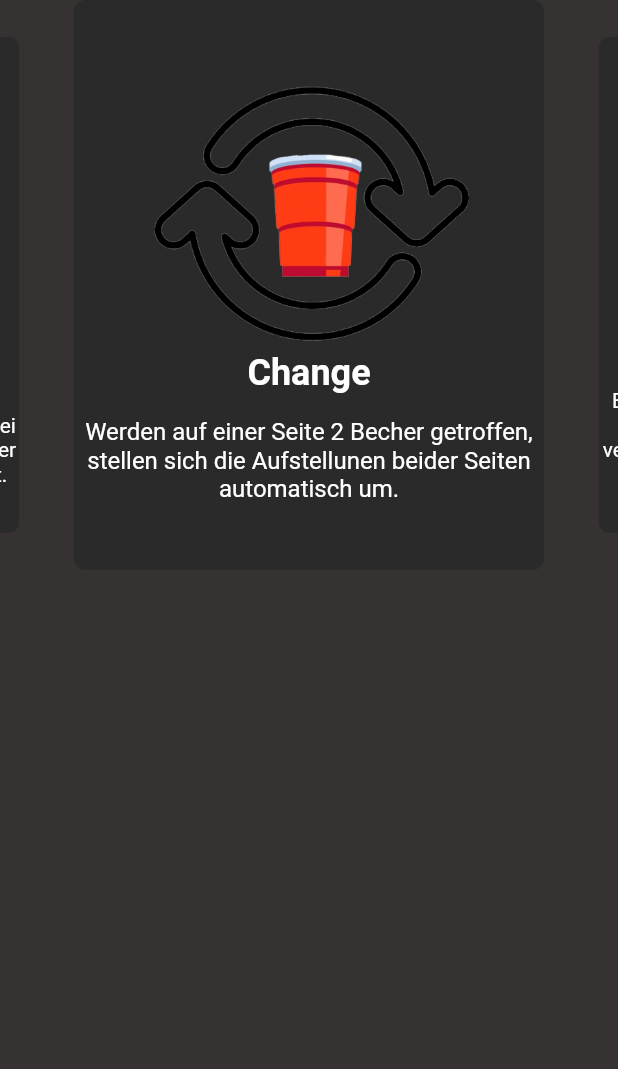
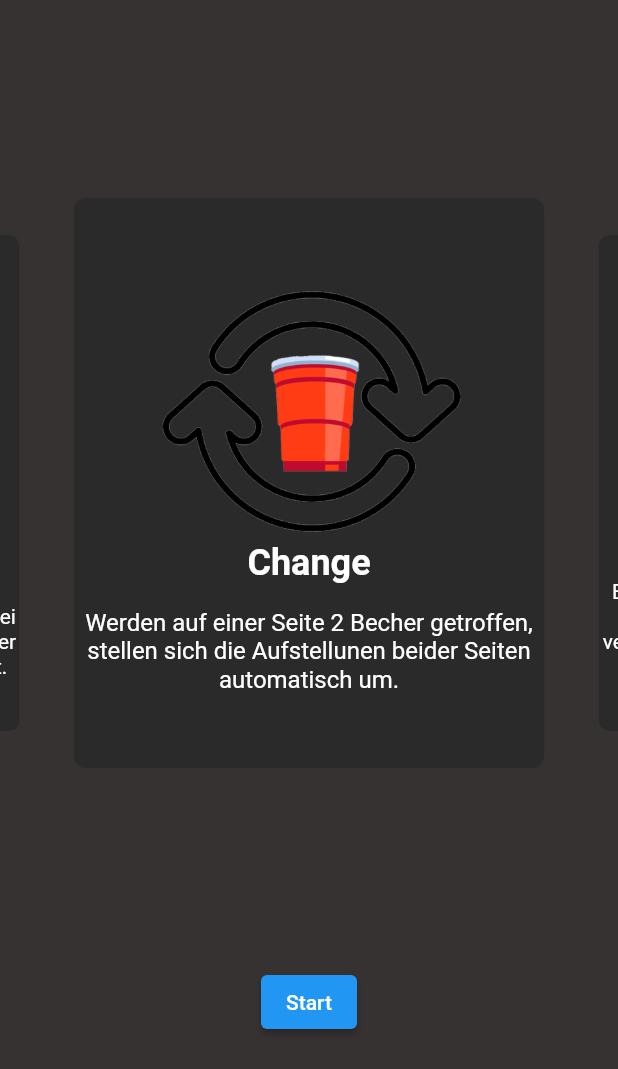
Before and after one commit to seimon-ohh/pongoapp, a Flutter app: the GamemodeCarousel widget shown alone on an empty page, opened directly, swiped to page 2, on a phone screen of 412 x 824 dp. Shown: the top 1069 px of the screen. Run offline on Flutter 3.47's test engine with Material 2 defaults, Android fonts, the light colour scheme and no system bars; drawn by our look-alikes of carousel_slider.

Commit message:
added start button

```diff
--- a/lib/widgets/gamemode_carousel.dart
+++ b/lib/widgets/gamemode_carousel.dart
@@ -50,7 +50,11 @@ class GamemodeCarousel extends StatelessWidget {
 
   @override
   Widget build(BuildContext context) {
-    return CarouselSlider.builder(
+    return Column(
+        crossAxisAlignment: CrossAxisAlignment.center,
+        mainAxisAlignment: MainAxisAlignment.spaceEvenly,
+        children: [
+          CarouselSlider.builder(
             itemCount: gamemodes.length,
             itemBuilder: (BuildContext context, int index, int pageViewIndex) {
               return Container(
@@ -64,7 +68,7 @@ class GamemodeCarousel extends StatelessWidget {
                   children: [
                     Image.asset(
                       gamemodes[index]['image'],
-                height: 190,
+                      height: 180,
                     ),
                     Text(
                       gamemodes[index]['title'],
@@ -94,6 +98,11 @@ class GamemodeCarousel extends StatelessWidget {
               viewportFraction: 0.8,
               enlargeCenterPage: true,
             ),
-    );
+          ),
+          ElevatedButton(
+            onPressed: () {},
+            child: Text("Start"),
+          )
+        ]);
   }
 }
```
Lines whose indentation alone changed are shown as unchanged.
